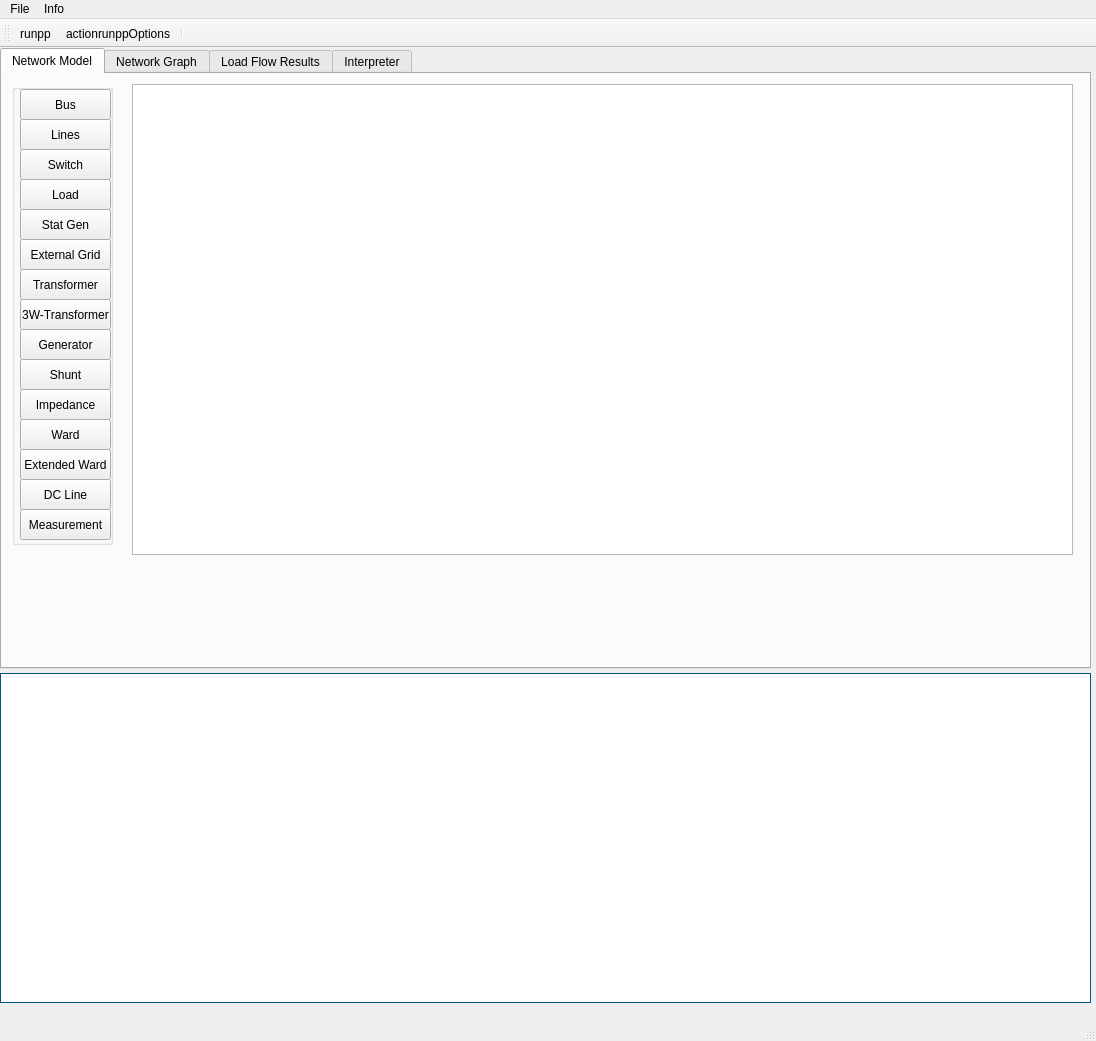
Qt form resources/ui/main.ui (Tooblippe/pandapower_gui) before a commit.
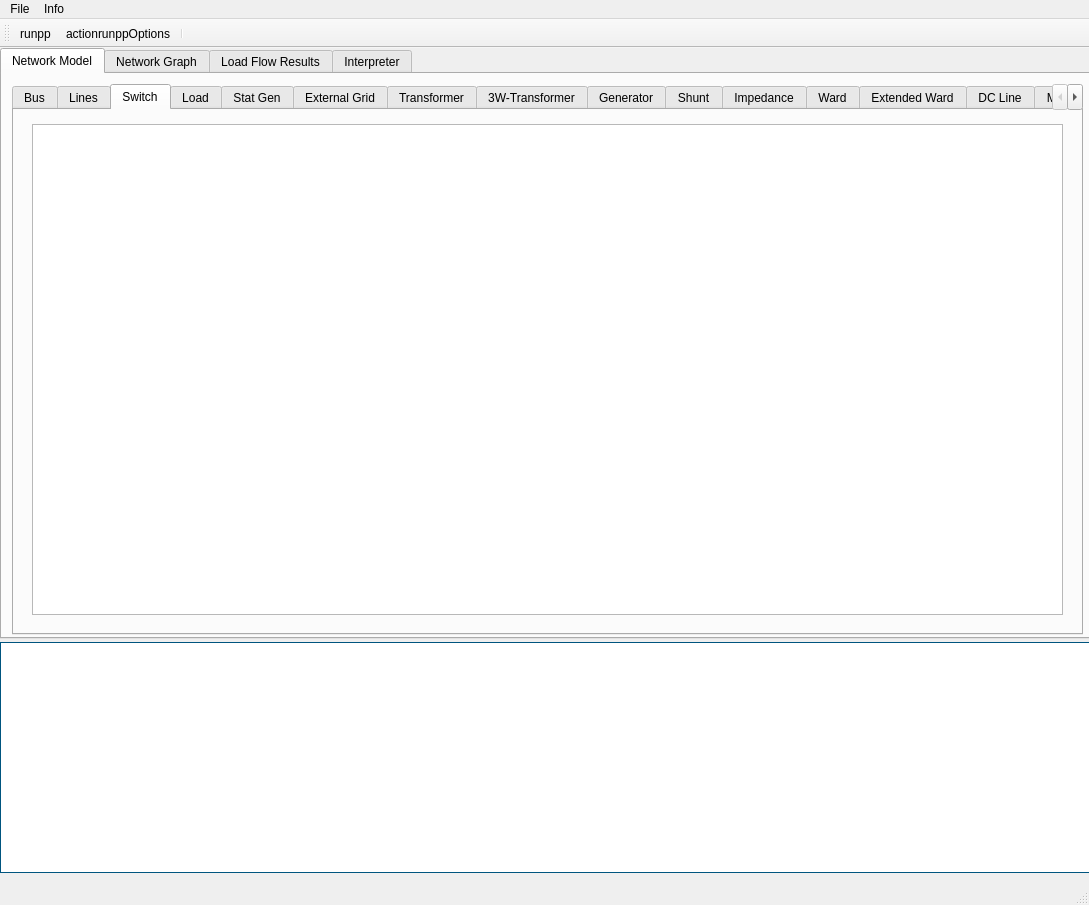
The same form after that commit. The open tabs and pages were chosen to show the change. Icons and pictures are not drawn.

Commit message: generator addable, element and result tables organised in tabs

```diff
--- a/resources/ui/main.ui
+++ b/resources/ui/main.ui
@@ -6,8 +6,8 @@
    <rect>
     <x>0</x>
     <y>0</y>
-    <width>1096</width>
-    <height>1041</height>
+    <width>1089</width>
+    <height>905</height>
    </rect>
   </property>
   <property name="windowTitle">
@@ -18,9 +18,9 @@
     <property name="geometry">
      <rect>
       <x>0</x>
-      <y>625</y>
+      <y>594</y>
       <width>1091</width>
-      <height>330</height>
+      <height>231</height>
      </rect>
     </property>
     <property name="palette">
@@ -461,7 +461,7 @@
       <x>0</x>
       <y>0</y>
       <width>1091</width>
-      <height>621</height>
+      <height>591</height>
      </rect>
     </property>
     <property name="currentIndex">
@@ -471,334 +471,137 @@
      <attribute name="title">
       <string>Network Model</string>
      </attribute>
-     <widget class="QTableWidget" name="element_table">
-      <property name="geometry">
-       <rect>
-        <x>130</x>
-        <y>10</y>
-        <width>941</width>
-        <height>471</height>
-       </rect>
+     <widget class="QTabWidget" name="tabWidget_inspect">
+      <property name="enabled">
+       <bool>true</bool>
       </property>
-      <attribute name="verticalHeaderVisible">
-       <bool>false</bool>
-      </attribute>
-     </widget>
-     <widget class="QGroupBox" name="groupBox_2">
       <property name="geometry">
        <rect>
         <x>10</x>
         <y>10</y>
-        <width>101</width>
-        <height>461</height>
+        <width>1071</width>
+        <height>551</height>
        </rect>
       </property>
-      <property name="title">
-       <string/>
+      <property name="focusPolicy">
+       <enum>Qt::TabFocus</enum>
       </property>
-      <widget class="QPushButton" name="inspect_xward">
-       <property name="geometry">
-        <rect>
-         <x>8</x>
-         <y>365</y>
-         <width>91</width>
-         <height>31</height>
-        </rect>
-       </property>
-       <property name="text">
-        <string>Extended Ward</string>
-       </property>
-       <property name="checkable">
-        <bool>true</bool>
-       </property>
-       <attribute name="buttonGroup">
-        <string notr="true">buttonGroup</string>
-       </attribute>
-      </widget>
-      <widget class="QPushButton" name="inspect_measurement">
-       <property name="geometry">
-        <rect>
-         <x>8</x>
-         <y>425</y>
-         <width>91</width>
-         <height>31</height>
-        </rect>
-       </property>
-       <property name="text">
-        <string>Measurement</string>
-       </property>
-       <property name="checkable">
-        <bool>true</bool>
-       </property>
-       <attribute name="buttonGroup">
-        <string notr="true">buttonGroup</string>
-       </attribute>
-      </widget>
-      <widget class="QPushButton" name="inspect_ward">
-       <property name="geometry">
-        <rect>
-         <x>8</x>
-         <y>335</y>
-         <width>91</width>
-         <height>31</height>
-        </rect>
-       </property>
-       <property name="text">
-        <string>Ward</string>
-       </property>
-       <property name="checkable">
-        <bool>true</bool>
-       </property>
-       <attribute name="buttonGroup">
-        <string notr="true">buttonGroup</string>
-       </attribute>
-      </widget>
-      <widget class="QPushButton" name="inspect_sgen">
-       <property name="geometry">
-        <rect>
-         <x>8</x>
-         <y>125</y>
-         <width>91</width>
-         <height>31</height>
-        </rect>
-       </property>
-       <property name="text">
-        <string>Stat Gen</string>
-       </property>
-       <property name="checkable">
-        <bool>true</bool>
-       </property>
-       <attribute name="buttonGroup">
-        <string notr="true">buttonGroup</string>
-       </attribute>
-      </widget>
-      <widget class="QPushButton" name="inspect_dcline">
-       <property name="geometry">
-        <rect>
-         <x>8</x>
-         <y>395</y>
-         <width>91</width>
-         <height>31</height>
-        </rect>
-       </property>
-       <property name="text">
-        <string>DC Line</string>
-       </property>
-       <property name="checkable">
-        <bool>true</bool>
-       </property>
-       <attribute name="buttonGroup">
-        <string notr="true">buttonGroup</string>
-       </attribute>
-      </widget>
-      <widget class="QPushButton" name="inspect_trafo">
-       <property name="geometry">
-        <rect>
-         <x>8</x>
-         <y>185</y>
-         <width>91</width>
-         <height>31</height>
-        </rect>
-       </property>
-       <property name="text">
-        <string>Transformer</string>
-       </property>
-       <property name="checkable">
-        <bool>true</bool>
-       </property>
-       <attribute name="buttonGroup">
-        <string notr="true">buttonGroup</string>
-       </attribute>
-      </widget>
-      <widget class="QPushButton" name="inspect_load">
-       <property name="geometry">
-        <rect>
-         <x>8</x>
-         <y>95</y>
-         <width>91</width>
-         <height>31</height>
-        </rect>
-       </property>
-       <property name="text">
-        <string>Load</string>
-       </property>
-       <property name="checkable">
-        <bool>true</bool>
-       </property>
-       <attribute name="buttonGroup">
-        <string notr="true">buttonGroup</string>
-       </attribute>
-      </widget>
-      <widget class="QPushButton" name="inspect_shunt">
-       <property name="geometry">
-        <rect>
-         <x>8</x>
-         <y>275</y>
-         <width>91</width>
-         <height>31</height>
-        </rect>
-       </property>
-       <property name="text">
-        <string>Shunt</string>
-       </property>
-       <property name="checkable">
-        <bool>true</bool>
-       </property>
-       <attribute name="buttonGroup">
-        <string notr="true">buttonGroup</string>
-       </attribute>
-      </widget>
-      <widget class="QPushButton" name="inspect_impedance">
-       <property name="geometry">
-        <rect>
-         <x>8</x>
-         <y>305</y>
-         <width>91</width>
-         <height>31</height>
-        </rect>
-       </property>
-       <property name="text">
-        <string>Impedance</string>
-       </property>
-       <property name="checkable">
-        <bool>true</bool>
-       </property>
-       <attribute name="buttonGroup">
-        <string notr="true">buttonGroup</string>
-       </attribute>
-      </widget>
-      <widget class="QPushButton" name="inspect_trafo3w">
-       <property name="geometry">
-        <rect>
-         <x>8</x>
-         <y>215</y>
-         <width>91</width>
-         <height>31</height>
-        </rect>
-       </property>
-       <property name="text">
-        <string>3W-Transformer</string>
-       </property>
-       <property name="checkable">
-        <bool>true</bool>
-       </property>
-       <attribute name="buttonGroup">
-        <string notr="true">buttonGroup</string>
-       </attribute>
-      </widget>
-      <widget class="QPushButton" name="inspect_lines">
-       <property name="geometry">
-        <rect>
-         <x>8</x>
-         <y>35</y>
-         <width>91</width>
-         <height>31</height>
-        </rect>
-       </property>
-       <property name="text">
-        <string>Lines</string>
-       </property>
-       <property name="checkable">
-        <bool>true</bool>
-       </property>
-       <attribute name="buttonGroup">
-        <string notr="true">buttonGroup</string>
-       </attribute>
-      </widget>
-      <widget class="QPushButton" name="inspect_bus">
-       <property name="geometry">
-        <rect>
-         <x>8</x>
-         <y>5</y>
-         <width>91</width>
-         <height>31</height>
-        </rect>
-       </property>
-       <property name="text">
+      <property name="layoutDirection">
+       <enum>Qt::LeftToRight</enum>
+      </property>
+      <property name="tabPosition">
+       <enum>QTabWidget::North</enum>
+      </property>
+      <property name="tabShape">
+       <enum>QTabWidget::Rounded</enum>
+      </property>
+      <property name="currentIndex">
+       <number>14</number>
+      </property>
+      <property name="elideMode">
+       <enum>Qt::ElideNone</enum>
+      </property>
+      <property name="documentMode">
+       <bool>false</bool>
+      </property>
+      <property name="movable">
+       <bool>false</bool>
+      </property>
+      <property name="tabBarAutoHide">
+       <bool>false</bool>
+      </property>
+      <widget class="QWidget" name="inspect_bus_tab">
+       <attribute name="title">
         <string>Bus</string>
-       </property>
-       <property name="checkable">
-        <bool>true</bool>
-       </property>
-       <attribute name="buttonGroup">
-        <string notr="true">buttonGroup</string>
        </attribute>
       </widget>
-      <widget class="QPushButton" name="inspect_ext_grid">
-       <property name="geometry">
-        <rect>
-         <x>8</x>
-         <y>155</y>
-         <width>91</width>
-         <height>31</height>
-        </rect>
-       </property>
-       <property name="text">
-        <string>External Grid</string>
-       </property>
-       <property name="checkable">
-        <bool>true</bool>
-       </property>
-       <attribute name="buttonGroup">
-        <string notr="true">buttonGroup</string>
+      <widget class="QWidget" name="inspect_line_tab">
+       <attribute name="title">
+        <string>Lines</string>
        </attribute>
       </widget>
-      <widget class="QPushButton" name="inspect_switch">
-       <property name="geometry">
-        <rect>
-         <x>8</x>
-         <y>65</y>
-         <width>91</width>
-         <height>31</height>
-        </rect>
+      <widget class="QWidget" name="inspect_switch_tab">
+       <property name="enabled">
+        <bool>false</bool>
        </property>
-       <property name="text">
+       <attribute name="title">
         <string>Switch</string>
-       </property>
-       <property name="checkable">
-        <bool>true</bool>
-       </property>
-       <attribute name="buttonGroup">
-        <string notr="true">buttonGroup</string>
        </attribute>
       </widget>
-      <widget class="QPushButton" name="inspect_gen">
-       <property name="geometry">
-        <rect>
-         <x>8</x>
-         <y>245</y>
-         <width>91</width>
-         <height>31</height>
-        </rect>
-       </property>
-       <property name="text">
+      <widget class="QWidget" name="inspect_load_tab">
+       <attribute name="title">
+        <string>Load</string>
+       </attribute>
+      </widget>
+      <widget class="QWidget" name="inspect_sgen_tab">
+       <attribute name="title">
+        <string>Stat Gen</string>
+       </attribute>
+      </widget>
+      <widget class="QWidget" name="inspect_ext_grid_tab_2">
+       <attribute name="title">
+        <string>External Grid</string>
+       </attribute>
+      </widget>
+      <widget class="QWidget" name="inspect_transformer_tab">
+       <attribute name="title">
+        <string>Transformer</string>
+       </attribute>
+      </widget>
+      <widget class="QWidget" name="inspect_transformer3w_tab">
+       <attribute name="title">
+        <string>3W-Transformer</string>
+       </attribute>
+      </widget>
+      <widget class="QWidget" name="inspect_gen_tab">
+       <attribute name="title">
         <string>Generator</string>
-       </property>
-       <property name="checkable">
-        <bool>true</bool>
-       </property>
-       <attribute name="buttonGroup">
-        <string notr="true">buttonGroup</string>
        </attribute>
       </widget>
+      <widget class="QWidget" name="inspect_shunt_tab">
+       <attribute name="title">
+        <string>Shunt</string>
+       </attribute>
+      </widget>
+      <widget class="QWidget" name="inspect_impedance_tab">
+       <attribute name="title">
+        <string>Impedance</string>
+       </attribute>
+      </widget>
+      <widget class="QWidget" name="inspect_ward_tab">
+       <attribute name="title">
+        <string>Ward</string>
+       </attribute>
+      </widget>
+      <widget class="QWidget" name="inspect_xward_tab">
+       <attribute name="title">
+        <string>Extended Ward</string>
+       </attribute>
+      </widget>
+      <widget class="QWidget" name="inspect_dcline_tab">
+       <attribute name="title">
+        <string>DC Line</string>
+       </attribute>
+      </widget>
+      <widget class="QWidget" name="inspect_measurement_tab">
+       <attribute name="title">
+        <string>Measurement</string>
+       </attribute>
+      </widget>
      </widget>
-     <zorder>element_table</zorder>
-     <zorder>groupBox_2</zorder>
-     <zorder>inspect_measurement</zorder>
-     <zorder>inspect_gen</zorder>
-     <zorder>inspect_load</zorder>
-     <zorder>inspect_lines</zorder>
-     <zorder>inspect_trafo3w</zorder>
-     <zorder>inspect_switch</zorder>
-     <zorder>inspect_xward</zorder>
-     <zorder>inspect_trafo</zorder>
-     <zorder>inspect_impedance</zorder>
-     <zorder>inspect_ext_grid</zorder>
-     <zorder>inspect_dcline</zorder>
-     <zorder>inspect_ward</zorder>
-     <zorder>inspect_shunt</zorder>
-     <zorder>inspect_sgen</zorder>
-     <zorder>inspect_bus</zorder>
+     <widget class="QTableWidget" name="element_table">
+      <property name="geometry">
+       <rect>
+        <x>30</x>
+        <y>50</y>
+        <width>1031</width>
+        <height>491</height>
+       </rect>
+      </property>
+      <attribute name="verticalHeaderVisible">
+       <bool>false</bool>
+      </attribute>
+     </widget>
     </widget>
     <widget class="QWidget" name="tab">
      <attribute name="title">
@@ -1214,7 +1017,7 @@
     <rect>
      <x>0</x>
      <y>0</y>
-     <width>1096</width>
+     <width>1089</width>
      <height>21</height>
     </rect>
    </property>
```
Left out of the diff: 312 changed lines with no effect on the pictures. The commit also changes 3 other files.
